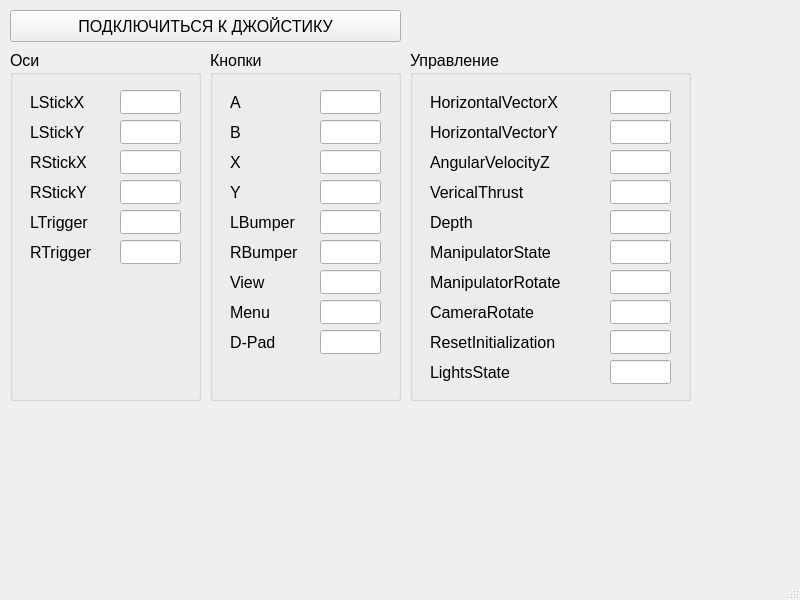
Qt form SevROVGUIXboxController/mainwindow.ui (VASoftLab/SevROV) before a commit.
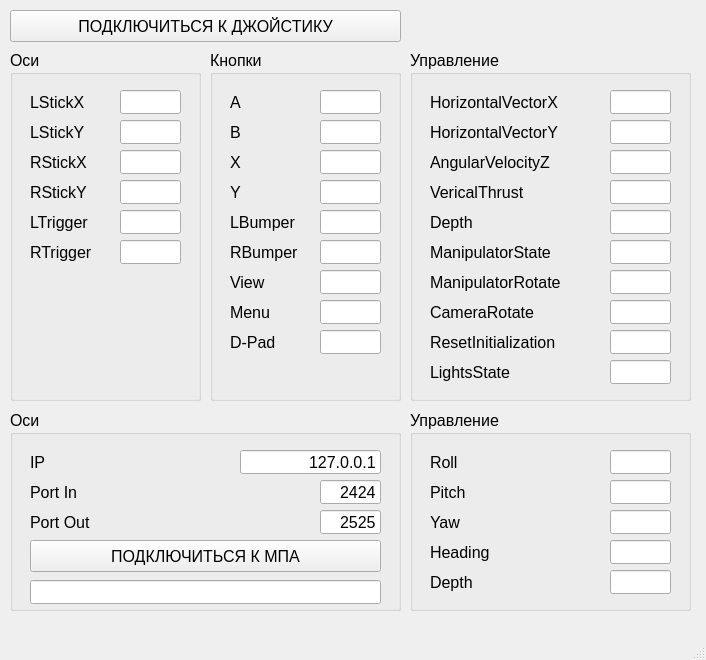
The same form after that commit.

Commit message: AUV Connector GUI

What changed in the file:
```diff
--- a/SevROVGUIXboxController/mainwindow.ui
+++ b/SevROVGUIXboxController/mainwindow.ui
@@ -6,8 +6,8 @@
    <rect>
     <x>0</x>
     <y>0</y>
-    <width>800</width>
-    <height>600</height>
+    <width>706</width>
+    <height>660</height>
    </rect>
   </property>
   <property name="windowTitle">
@@ -911,6 +911,384 @@
      </property>
     </widget>
    </widget>
+   <widget class="QGroupBox" name="gbAxis_2">
+    <property name="geometry">
+     <rect>
+      <x>10</x>
+      <y>410</y>
+      <width>391</width>
+      <height>201</height>
+     </rect>
+    </property>
+    <property name="font">
+     <font>
+      <pointsize>12</pointsize>
+     </font>
+    </property>
+    <property name="title">
+     <string>Оси</string>
+    </property>
+    <widget class="QLineEdit" name="edIP">
+     <property name="geometry">
+      <rect>
+       <x>230</x>
+       <y>40</y>
+       <width>141</width>
+       <height>24</height>
+      </rect>
+     </property>
+     <property name="font">
+      <font>
+       <pointsize>12</pointsize>
+      </font>
+     </property>
+     <property name="text">
+      <string>127.0.0.1</string>
+     </property>
+     <property name="alignment">
+      <set>Qt::AlignRight|Qt::AlignTrailing|Qt::AlignVCenter</set>
+     </property>
+    </widget>
+    <widget class="QLabel" name="lbIP">
+     <property name="geometry">
+      <rect>
+       <x>20</x>
+       <y>40</y>
+       <width>71</width>
+       <height>24</height>
+      </rect>
+     </property>
+     <property name="font">
+      <font>
+       <pointsize>12</pointsize>
+      </font>
+     </property>
+     <property name="text">
+      <string>IP</string>
+     </property>
+    </widget>
+    <widget class="QLineEdit" name="edPortIn">
+     <property name="geometry">
+      <rect>
+       <x>310</x>
+       <y>70</y>
+       <width>61</width>
+       <height>24</height>
+      </rect>
+     </property>
+     <property name="font">
+      <font>
+       <pointsize>12</pointsize>
+      </font>
+     </property>
+     <property name="text">
+      <string>2424</string>
+     </property>
+     <property name="alignment">
+      <set>Qt::AlignRight|Qt::AlignTrailing|Qt::AlignVCenter</set>
+     </property>
+    </widget>
+    <widget class="QLabel" name="lbPortIn">
+     <property name="geometry">
+      <rect>
+       <x>20</x>
+       <y>70</y>
+       <width>71</width>
+       <height>24</height>
+      </rect>
+     </property>
+     <property name="font">
+      <font>
+       <pointsize>12</pointsize>
+      </font>
+     </property>
+     <property name="text">
+      <string>Port In</string>
+     </property>
+    </widget>
+    <widget class="QLabel" name="lbRStickX_2">
+     <property name="geometry">
+      <rect>
+       <x>20</x>
+       <y>100</y>
+       <width>71</width>
+       <height>24</height>
+      </rect>
+     </property>
+     <property name="font">
+      <font>
+       <pointsize>12</pointsize>
+      </font>
+     </property>
+     <property name="text">
+      <string>Port Out</string>
+     </property>
+    </widget>
+    <widget class="QLineEdit" name="edPortOut">
+     <property name="geometry">
+      <rect>
+       <x>310</x>
+       <y>100</y>
+       <width>61</width>
+       <height>24</height>
+      </rect>
+     </property>
+     <property name="font">
+      <font>
+       <pointsize>12</pointsize>
+      </font>
+     </property>
+     <property name="text">
+      <string>2525</string>
+     </property>
+     <property name="alignment">
+      <set>Qt::AlignRight|Qt::AlignTrailing|Qt::AlignVCenter</set>
+     </property>
+    </widget>
+    <widget class="QLineEdit" name="edAUVConnection">
+     <property name="geometry">
+      <rect>
+       <x>20</x>
+       <y>170</y>
+       <width>351</width>
+       <height>24</height>
+      </rect>
+     </property>
+     <property name="font">
+      <font>
+       <pointsize>12</pointsize>
+      </font>
+     </property>
+     <property name="autoFillBackground">
+      <bool>false</bool>
+     </property>
+     <property name="frame">
+      <bool>true</bool>
+     </property>
+     <property name="alignment">
+      <set>Qt::AlignCenter</set>
+     </property>
+     <property name="readOnly">
+      <bool>true</bool>
+     </property>
+    </widget>
+    <widget class="QPushButton" name="btnAUV">
+     <property name="geometry">
+      <rect>
+       <x>20</x>
+       <y>130</y>
+       <width>351</width>
+       <height>32</height>
+      </rect>
+     </property>
+     <property name="font">
+      <font>
+       <pointsize>12</pointsize>
+      </font>
+     </property>
+     <property name="text">
+      <string>ПОДКЛЮЧИТЬСЯ К МПА</string>
+     </property>
+    </widget>
+   </widget>
+   <widget class="QGroupBox" name="gbTelemetry">
+    <property name="geometry">
+     <rect>
+      <x>410</x>
+      <y>410</y>
+      <width>281</width>
+      <height>201</height>
+     </rect>
+    </property>
+    <property name="font">
+     <font>
+      <pointsize>12</pointsize>
+     </font>
+    </property>
+    <property name="title">
+     <string>Управление</string>
+    </property>
+    <widget class="QLineEdit" name="edRoll">
+     <property name="geometry">
+      <rect>
+       <x>200</x>
+       <y>40</y>
+       <width>61</width>
+       <height>24</height>
+      </rect>
+     </property>
+     <property name="font">
+      <font>
+       <pointsize>12</pointsize>
+      </font>
+     </property>
+     <property name="alignment">
+      <set>Qt::AlignRight|Qt::AlignTrailing|Qt::AlignVCenter</set>
+     </property>
+    </widget>
+    <widget class="QLabel" name="lbRoll">
+     <property name="geometry">
+      <rect>
+       <x>20</x>
+       <y>40</y>
+       <width>151</width>
+       <height>24</height>
+      </rect>
+     </property>
+     <property name="font">
+      <font>
+       <pointsize>12</pointsize>
+      </font>
+     </property>
+     <property name="text">
+      <string>Roll</string>
+     </property>
+    </widget>
+    <widget class="QLineEdit" name="edPitch">
+     <property name="geometry">
+      <rect>
+       <x>200</x>
+       <y>70</y>
+       <width>61</width>
+       <height>24</height>
+      </rect>
+     </property>
+     <property name="font">
+      <font>
+       <pointsize>12</pointsize>
+      </font>
+     </property>
+     <property name="alignment">
+      <set>Qt::AlignRight|Qt::AlignTrailing|Qt::AlignVCenter</set>
+     </property>
+    </widget>
+    <widget class="QLabel" name="lbPitch">
+     <property name="geometry">
+      <rect>
+       <x>20</x>
+       <y>70</y>
+       <width>151</width>
+       <height>24</height>
+      </rect>
+     </property>
+     <property name="font">
+      <font>
+       <pointsize>12</pointsize>
+      </font>
+     </property>
+     <property name="text">
+      <string>Pitch</string>
+     </property>
+    </widget>
+    <widget class="QLabel" name="lbYaw">
+     <property name="geometry">
+      <rect>
+       <x>20</x>
+       <y>100</y>
+       <width>151</width>
+       <height>24</height>
+      </rect>
+     </property>
+     <property name="font">
+      <font>
+       <pointsize>12</pointsize>
+      </font>
+     </property>
+     <property name="text">
+      <string>Yaw</string>
+     </property>
+    </widget>
+    <widget class="QLineEdit" name="edYaw">
+     <property name="geometry">
+      <rect>
+       <x>200</x>
+       <y>100</y>
+       <width>61</width>
+       <height>24</height>
+      </rect>
+     </property>
+     <property name="font">
+      <font>
+       <pointsize>12</pointsize>
+      </font>
+     </property>
+     <property name="alignment">
+      <set>Qt::AlignRight|Qt::AlignTrailing|Qt::AlignVCenter</set>
+     </property>
+    </widget>
+    <widget class="QLabel" name="lbHeading">
+     <property name="geometry">
+      <rect>
+       <x>20</x>
+       <y>130</y>
+       <width>151</width>
+       <height>24</height>
+      </rect>
+     </property>
+     <property name="font">
+      <font>
+       <pointsize>12</pointsize>
+      </font>
+     </property>
+     <property name="text">
+      <string>Heading</string>
+     </property>
+    </widget>
+    <widget class="QLineEdit" name="edHeading">
+     <property name="geometry">
+      <rect>
+       <x>200</x>
+       <y>130</y>
+       <width>61</width>
+       <height>24</height>
+      </rect>
+     </property>
+     <property name="font">
+      <font>
+       <pointsize>12</pointsize>
+      </font>
+     </property>
+     <property name="alignment">
+      <set>Qt::AlignRight|Qt::AlignTrailing|Qt::AlignVCenter</set>
+     </property>
+    </widget>
+    <widget class="QLabel" name="lbDepthAUV">
+     <property name="geometry">
+      <rect>
+       <x>20</x>
+       <y>160</y>
+       <width>151</width>
+       <height>24</height>
+      </rect>
+     </property>
+     <property name="font">
+      <font>
+       <pointsize>12</pointsize>
+      </font>
+     </property>
+     <property name="text">
+      <string>Depth</string>
+     </property>
+    </widget>
+    <widget class="QLineEdit" name="edDepthAUV">
+     <property name="geometry">
+      <rect>
+       <x>200</x>
+       <y>160</y>
+       <width>61</width>
+       <height>24</height>
+      </rect>
+     </property>
+     <property name="font">
+      <font>
+       <pointsize>12</pointsize>
+      </font>
+     </property>
+     <property name="alignment">
+      <set>Qt::AlignRight|Qt::AlignTrailing|Qt::AlignVCenter</set>
+     </property>
+    </widget>
+   </widget>
   </widget>
   <widget class="QMenuBar" name="menubar">
    <property name="geometry">
```
Left out of the diff: 77 changed lines with no effect on the pictures. The commit also changes 3 other files.
